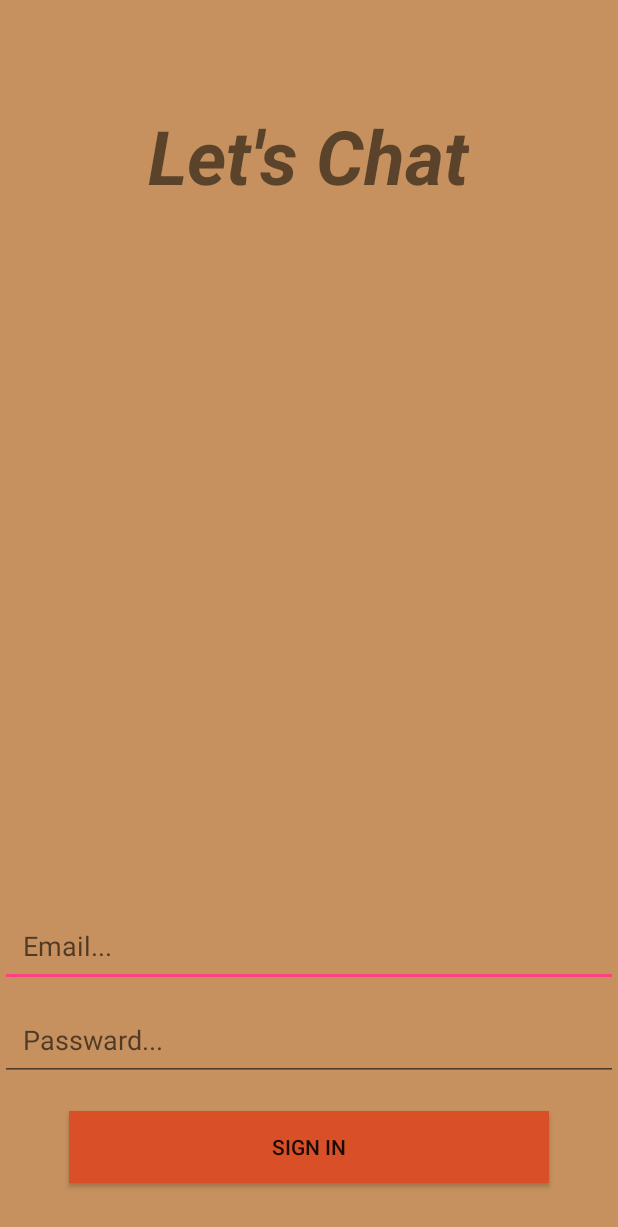
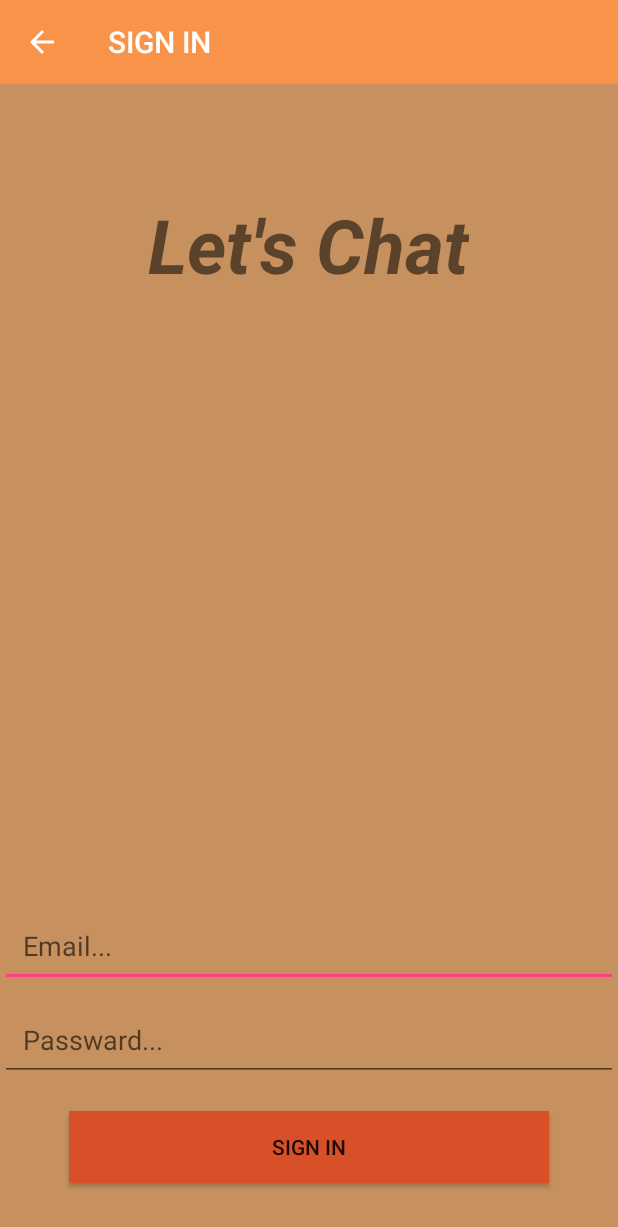
Before and after one commit to ThamiduNaveen/LetsChat, an Android app: the loginActivity screen opened directly, with no data from a screen before it, on a phone screen of 412 x 824 dp. Shown: the top 1227 px of the screen. Run offline under Robolectric (Android 15) with nearby library versions, the phone set to English and light mode, and no system bars.

Commit message:
update the toolbars of the app

```diff
--- a/app/build.gradle
+++ b/app/build.gradle
@@ -21,6 +21,7 @@ android {
 dependencies {
     implementation fileTree(dir: 'libs', include: ['*.jar'])
     implementation 'com.android.support:appcompat-v7:27.1.1'
+    implementation 'com.android.support:design:27.1.1'
     implementation 'com.android.support.constraint:constraint-layout:1.1.2'
     implementation 'com.google.firebase:firebase-auth:11.8.0'
     implementation 'com.google.firebase:firebase-database:11.8.0'
--- a/app/src/main/java/com/example/asus_pc/letschat/loginActivity.java
+++ b/app/src/main/java/com/example/asus_pc/letschat/loginActivity.java
@@ -2,12 +2,21 @@ package com.example.asus_pc.letschat;
 
 import android.support.v7.app.AppCompatActivity;
 import android.os.Bundle;
+import android.support.v7.widget.Toolbar;
 
 public class loginActivity extends AppCompatActivity {
+
+    private Toolbar loginToolbar;
 
     @Override
     protected void onCreate(Bundle savedInstanceState) {
         super.onCreate(savedInstanceState);
         setContentView(R.layout.activity_login);
+
+        loginToolbar = (Toolbar) findViewById(R.id.login_toolbar);
+        setSupportActionBar(loginToolbar);
+        getSupportActionBar().setTitle("SIGN IN");
+        getSupportActionBar().setDisplayHomeAsUpEnabled(true);
+
     }
 }
--- a/app/src/main/res/layout/activity_login.xml
+++ b/app/src/main/res/layout/activity_login.xml
@@ -7,13 +7,19 @@
     android:background="#c6915e"
     tools:context=".loginActivity">
 
+    <include
+        layout="@layout/app_bar_layout"
+        android:id="@+id/login_toolbar">
+
+    </include>
+
     <TextView
         android:id="@+id/textView2"
         android:layout_width="wrap_content"
         android:layout_height="wrap_content"
         android:layout_alignParentTop="true"
         android:layout_centerHorizontal="true"
-        android:layout_marginTop="70dp"
+        android:layout_marginTop="129dp"
         android:text="@string/logo_name"
         android:textAllCaps="false"
         android:textSize="50sp"
--- a/app/src/main/res/layout/activity_main.xml
+++ b/app/src/main/res/layout/activity_main.xml
@@ -6,6 +6,12 @@
     android:layout_height="match_parent"
     tools:context=".MainActivity">
 
+    <include
+        layout="@layout/app_bar_layout"
+        android:id="@+id/main_page_toolbar">
+
+    </include>
+
     <TextView
         android:id="@+id/textView"
         android:layout_width="81dp"
--- /dev/null
+++ b/app/src/main/res/layout/app_bar_layout.xml
@@ -0,0 +1,9 @@
+<?xml version="1.0" encoding="utf-8"?>
+<android.support.v7.widget.Toolbar xmlns:android="http://schemas.android.com/apk/res/android"
+    android:id="@+id/main_app_bar"
+    android:layout_width="match_parent"
+    android:layout_height="wrap_content"
+    android:background="@color/colorPrimary"
+    android:theme="@style/ThemeOverlay.AppCompat.Dark.ActionBar">
+
+</android.support.v7.widget.Toolbar>
```
Also changed, not shown: app/src/main/AndroidManifest.xml (+8 -2 lines), app/src/main/java/com/example/asus_pc/letschat/MainActivity.java (+7 -0 lines), app/src/main/java/com/example/asus_pc/letschat/registerActivity.java (+10 -0 lines), app/src/main/res/layout/activity_register.xml (+7 -1 lines).
